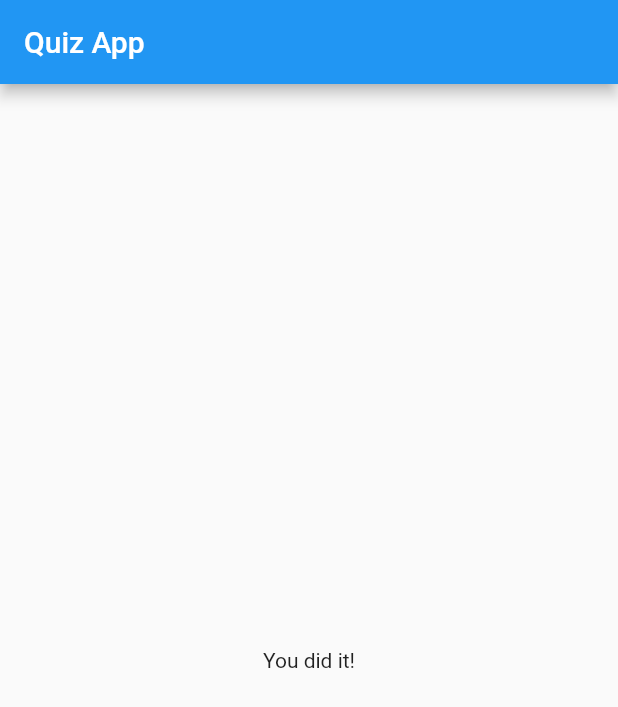
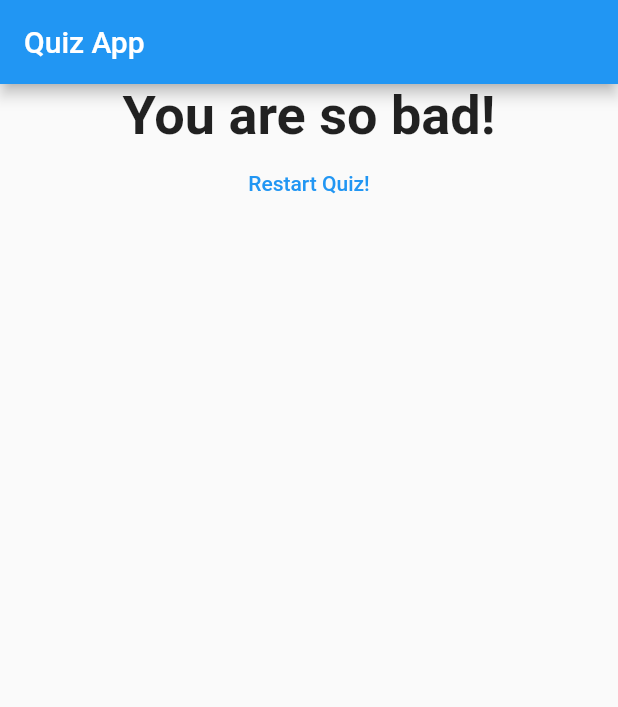
Before and after one commit to WhoStoleMyBrain/quiz_app, a Flutter app: the screen it shows after launch, after a tap on "Black", after a tap on "Snake", after a tap on "A: B", on a phone screen of 412 x 824 dp. Shown: the top 707 px of the screen. Run offline on Flutter 3.47's test engine with Material 2 defaults, Android fonts, the light colour scheme and no system bars.

Commit message:
Added reset function and a button.

```diff
--- a/lib/main.dart
+++ b/lib/main.dart
@@ -12,22 +12,48 @@
 
 class _MyAppState extends State<MyApp> {
   var _questionIndex = 0;
+  var _totalScore = 0;
+
+  void _resetQuiz() {
+    setState(() {
+      _questionIndex = 0;
+      _totalScore = 0;
+    });
+  }
+
   final _questions = const [
     {
       'questionText': 'What\'s your favorite color?',
-      'answers': ['Black', 'Red', 'Green', 'White'],
+      'answers': [
+        {'text': 'Black', 'score': 10},
+        {'text': 'Red', 'score': 6},
+        {'text': 'Green', 'score': 3},
+        {'text': 'White', 'score': 1},
+      ],
     },
     {
       'questionText': 'What\'s your favorite animal`?',
-      'answers': ['Rabbit', 'Snake', 'Turtle', 'Dog'],
+      'answers': [
+        {'text': 'Rabbit', 'score': 3},
+        {'text': 'Snake', 'score': 8},
+        {'text': 'Turtle', 'score': 5},
+        {'text': 'Dog', 'score': 2},
+      ],
     },
     {
       'questionText': 'What is the second letter of the alphabet?',
-      'answers': ['A: B', 'B: A', 'C: D', 'D: C'],
+      'answers': [
+        {'text': 'A: B', 'score': 1},
+        {'text': 'B: A', 'score': 2},
+        {'text': 'C: D', 'score': 3},
+        {'text': 'D: C', 'score': 4},
+      ],
     }
   ];
 
-  void _answerQuestion() {
+  void _answerQuestion(int score) {
+    _totalScore += score;
+
     setState(() {
       _questionIndex++;
     });
@@ -53,7 +79,7 @@
                 questions: _questions,
                 questionIndex: _questionIndex,
               )
-            : Result(),
+            : Result(_totalScore, _resetQuiz),
       ),
     );
   }
--- a/lib/quiz.dart
+++ b/lib/quiz.dart
@@ -18,8 +18,8 @@
     return Column(
       children: [
         Question(questions[questionIndex]['questionText']),
-        ...(questions[questionIndex]['answers'] as List<String>).map((answer) {
-          return Answer(answerQuestion, answer);
+        ...(questions[questionIndex]['answers'] as List<Map<String, Object>>).map((answer) {
+          return Answer(() => answerQuestion(answer['score']), answer['text']);
         }).toList()
       ],
     );
--- a/lib/result.dart
+++ b/lib/result.dart
@@ -1,12 +1,42 @@
 import 'package:flutter/material.dart';
 
 class Result extends StatelessWidget {
+  final int resultScore;
+  final Function resetHandler;
 
+  Result(this.resultScore, this.resetHandler);
+
+  String get resultPhrase {
+    var resultText = 'You did it!';
+    if (resultScore <= 8) {
+      resultText = 'You are awesome and innocent!';
+    } else if (resultScore <= 12) {
+      resultText = 'Pretty likeable!';
+    } else if (resultScore <= 16) {
+      resultText = 'Somewhat strange...';
+    } else {
+      resultText = 'You are so bad!';
+    }
+    return resultText;
+  }
 
   @override
   Widget build(BuildContext context) {
     return Center(
-      child: Text('You did it!'),
+      child: Column(
+        children: <Widget>[
+          Text(
+            resultPhrase,
+            style: TextStyle(fontSize: 36, fontWeight: FontWeight.bold),
+            textAlign: TextAlign.center,
+          ),
+          FlatButton(
+            onPressed: resetHandler,
+            textColor: Colors.blue,
+            child: Text('Restart Quiz!'),
+          ),
+        ],
+      ),
     );
   }
 }
```
